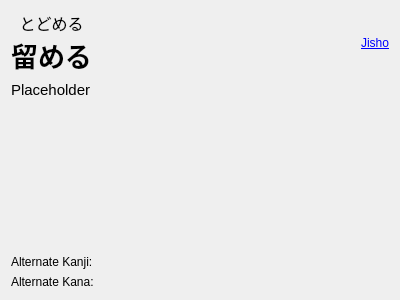
Qt form src/gui/widgets/definition.ui (ripose-jp/Memento) before a commit.
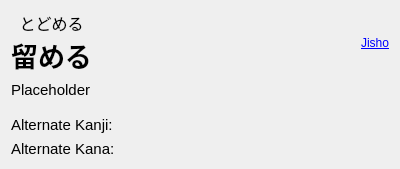
The same form after that commit.

Commit message: Fixed problem with version number

```diff
--- a/src/gui/widgets/definition.ui
+++ b/src/gui/widgets/definition.ui
@@ -7,7 +7,7 @@
     <x>0</x>
     <y>0</y>
     <width>400</width>
-    <height>300</height>
+    <height>169</height>
    </rect>
   </property>
   <property name="windowTitle">
@@ -127,6 +127,17 @@
    </item>
    <item>
     <widget class="QLabel" name="m_labelAltKanji">
+     <property name="sizePolicy">
+      <sizepolicy hsizetype="Preferred" vsizetype="Minimum">
+       <horstretch>0</horstretch>
+       <verstretch>0</verstretch>
+      </sizepolicy>
+     </property>
+     <property name="font">
+      <font>
+       <pointsize>11</pointsize>
+      </font>
+     </property>
      <property name="text">
       <string>Alternate Kanji: </string>
      </property>
@@ -140,6 +151,17 @@
    </item>
    <item>
     <widget class="QLabel" name="m_labelAltKana">
+     <property name="sizePolicy">
+      <sizepolicy hsizetype="Preferred" vsizetype="Minimum">
+       <horstretch>0</horstretch>
+       <verstretch>0</verstretch>
+      </sizepolicy>
+     </property>
+     <property name="font">
+      <font>
+       <pointsize>11</pointsize>
+      </font>
+     </property>
      <property name="text">
       <string>Alternate Kana: </string>
      </property>
```
The commit also changes 2 other files.
